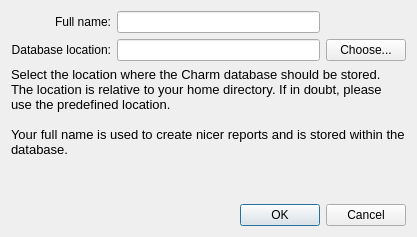
Qt form Charm/ConfigurationDialog.ui (KDAB/Charm) before a commit.
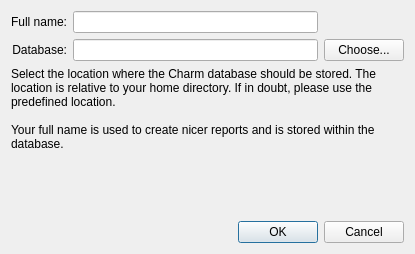
The same form after that commit.

```diff
--- a/Charm/ConfigurationDialog.ui
+++ b/Charm/ConfigurationDialog.ui
@@ -6,8 +6,8 @@
    <rect>
     <x>0</x>
     <y>0</y>
-    <width>417</width>
-    <height>237</height>
+    <width>415</width>
+    <height>254</height>
    </rect>
   </property>
   <property name="windowTitle">
@@ -16,7 +16,7 @@
   <layout class="QVBoxLayout" name="verticalLayout">
    <item>
     <layout class="QGridLayout" name="gridLayout">
-     <item row="0" column="0">
+     <item row="0" column="0" alignment="Qt::AlignRight">
       <widget class="QLabel" name="label_5">
        <property name="text">
         <string>Full name:</string>
@@ -36,10 +36,10 @@
        </property>
       </widget>
      </item>
-     <item row="1" column="0">
+     <item row="1" column="0" alignment="Qt::AlignRight">
       <widget class="QLabel" name="label_2">
        <property name="text">
-        <string>Database location:</string>
+        <string>Database:</string>
        </property>
        <property name="alignment">
         <set>Qt::AlignRight|Qt::AlignTrailing|Qt::AlignVCenter</set>
@@ -61,23 +61,22 @@
    <item>
     <widget class="QLabel" name="label_4">
      <property name="sizePolicy">
-      <sizepolicy hsizetype="MinimumExpanding" vsizetype="MinimumExpanding">
+      <sizepolicy hsizetype="Expanding" vsizetype="MinimumExpanding">
        <horstretch>0</horstretch>
        <verstretch>0</verstretch>
       </sizepolicy>
      </property>
      <property name="text">
-      <string>&lt;!DOCTYPE HTML PUBLIC &quot;-//W3C//DTD HTML 4.0//EN&quot; &quot;http://www.w3.org/TR/REC-html40/strict.dtd&quot;&gt;
-&lt;html&gt;&lt;head&gt;&lt;meta name=&quot;qrichtext&quot; content=&quot;1&quot; /&gt;&lt;style type=&quot;text/css&quot;&gt;
-p, li { white-space: pre-wrap; }
-&lt;/style&gt;&lt;/head&gt;&lt;body style=&quot; font-family:'Lucida Grande'; font-size:13pt; font-weight:400; font-style:normal;&quot;&gt;
-&lt;p style=&quot; margin-top:0px; margin-bottom:0px; margin-left:0px; margin-right:0px; -qt-block-indent:0; text-indent:0px;&quot;&gt;&lt;span style=&quot; font-size:10pt;&quot;&gt;Select the location where the Charm database should be stored. The location is relative to your home directory. If in doubt, please use the predefined location.&lt;/span&gt;&lt;/p&gt;
-&lt;p style=&quot;-qt-paragraph-type:empty; margin-top:0px; margin-bottom:0px; margin-left:0px; margin-right:0px; -qt-block-indent:0; text-indent:0px; font-size:10pt;&quot;&gt;&lt;/p&gt;
-&lt;p style=&quot; margin-top:0px; margin-bottom:0px; margin-left:0px; margin-right:0px; -qt-block-indent:0; text-indent:0px;&quot;&gt;&lt;span style=&quot; font-size:10pt;&quot;&gt;Your full name is used to create nicer reports and is stored within the database.&lt;/span&gt;&lt;/p&gt;
-&lt;p style=&quot;-qt-paragraph-type:empty; margin-top:0px; margin-bottom:0px; margin-left:0px; margin-right:0px; -qt-block-indent:0; text-indent:0px;&quot;&gt;&lt;/p&gt;&lt;/body&gt;&lt;/html&gt;</string>
+      <string>Select the location where the Charm database should be stored. The location is relative to your home directory. If in doubt, please use the predefined location.
+
+Your full name is used to create nicer reports and is stored within the database.
+</string>
      </property>
      <property name="textFormat">
-      <enum>Qt::RichText</enum>
+      <enum>Qt::PlainText</enum>
+     </property>
+     <property name="scaledContents">
+      <bool>false</bool>
      </property>
      <property name="alignment">
       <set>Qt::AlignLeading|Qt::AlignLeft|Qt::AlignTop</set>
```
